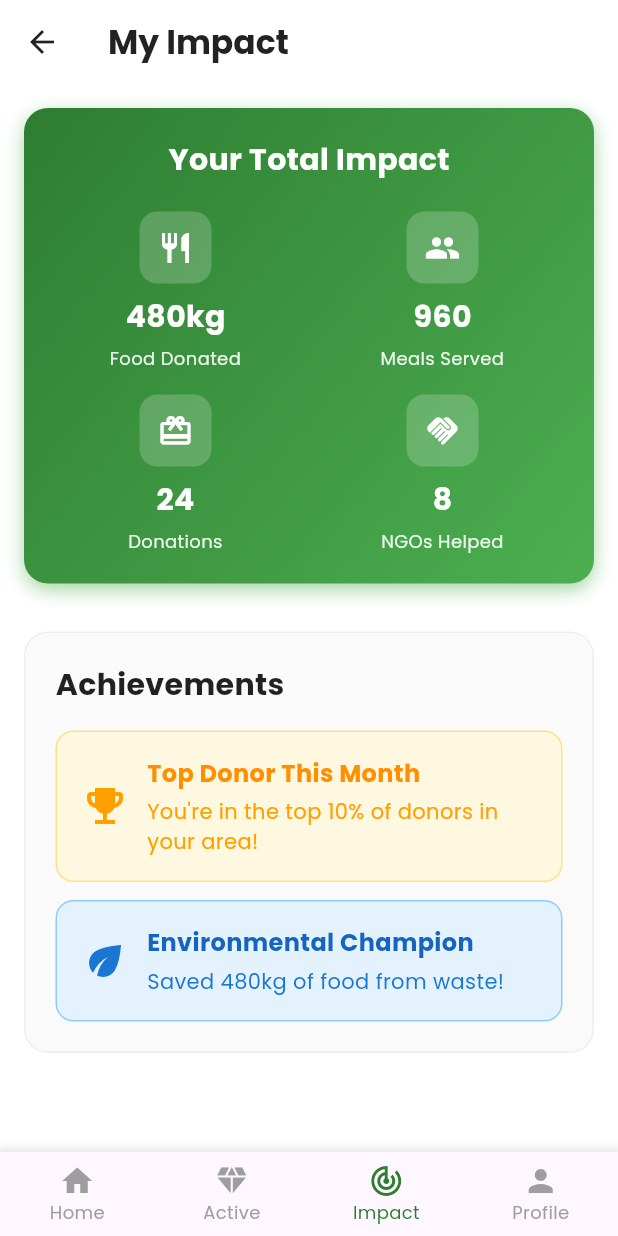
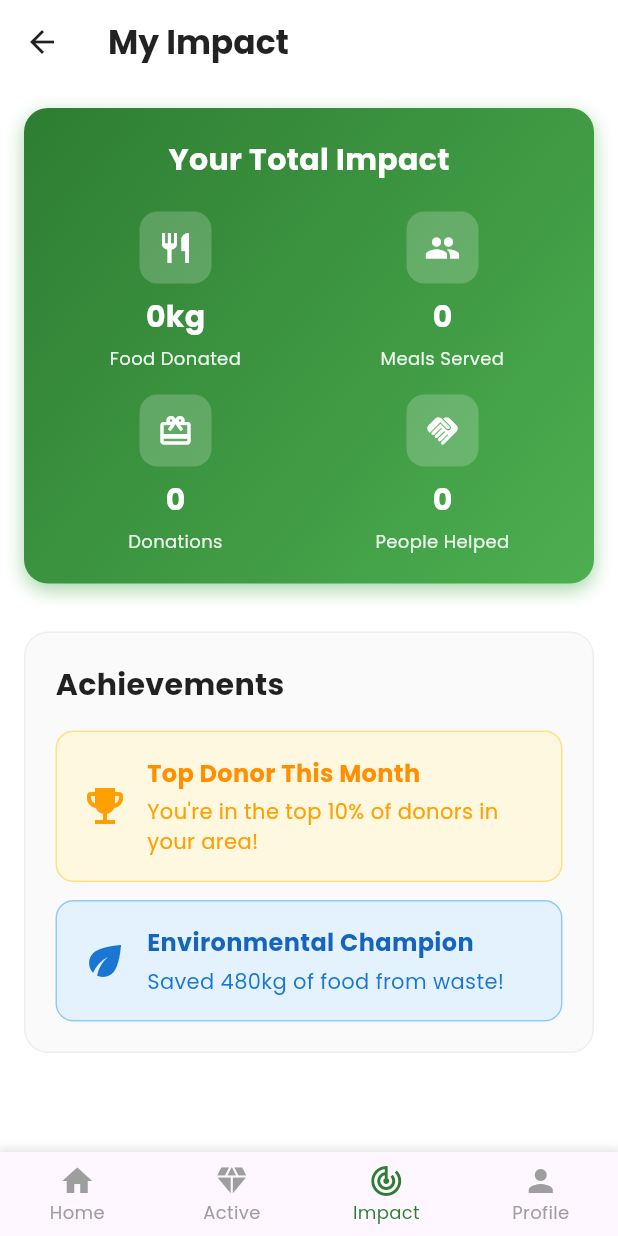
Before and after one commit to Rohan-shah1/AnnaDaan_Flutter, a Flutter app: the ImpactScreen screen opened by its route, on a phone screen of 412 x 824 dp. Run offline on Flutter 3.47's test engine with Material 3 defaults, Android fonts, the phone set to English and light mode, and no system bars; our stand-ins replace geocoding, geolocator, google_fonts, google_maps_flutter, google_sign_in, image_picker and 1 more; accounts and stored records are empty; network calls fail.

Commit message:
feat: Integrate Impact page with backend API

```diff
--- a/lib/views/pages/impact_screen.dart
+++ b/lib/views/pages/impact_screen.dart
@@ -1,4 +1,6 @@
 import 'package:flutter/material.dart';
+import 'package:provider/provider.dart';
+import '../../services/api_service.dart';
 import 'donor_dashboard.dart';
 import 'active_donations_screen.dart';
 import 'profile_screen.dart';
@@ -12,13 +14,46 @@ class ImpactScreen extends StatefulWidget {
 
 class _ImpactScreenState extends State<ImpactScreen> {
   int _currentIndex = 2;
+  bool _isLoading = true;
+  Map<String, dynamic> _impactData = {};
+
+  @override
+  void initState() {
+    super.initState();
+    _fetchImpactData();
+  }
+
+  Future<void> _fetchImpactData() async {
+    try {
+      final api = Provider.of<ApiService>(context, listen: false);
+      final result = await api.getImpactMetrics();
+
+      if (mounted) {
+        setState(() {
+          if (result['success'] == true) {
+            _impactData = result['data'] ?? {};
+          }
+          _isLoading = false;
+        });
+      }
+    } catch (e) {
+      if (mounted) {
+        setState(() {
+          _isLoading = false;
+        });
+        ScaffoldMessenger.of(context).showSnackBar(
+          SnackBar(content: Text('Error fetching impact data: $e'), backgroundColor: Colors.red),
+        );
+      }
+    }
+  }
 
   @override
   Widget build(BuildContext context) {
     return Scaffold(
       backgroundColor: Colors.white,
       appBar: AppBar(
-        title: Text(
+        title: const Text(
           'My Impact',
           style: TextStyle(
             fontFamily: 'Poppins',
@@ -28,29 +63,35 @@ class _ImpactScreenState extends State<ImpactScreen> {
         ),
         backgroundColor: Colors.white,
         elevation: 0,
-        iconTheme: IconThemeData(color: Colors.black87),
+        iconTheme: const IconThemeData(color: Colors.black87),
         leading: IconButton(
-          icon: Icon(Icons.arrow_back),
+          icon: const Icon(Icons.arrow_back),
           onPressed: () {
             Navigator.pushReplacement(
               context,
-              MaterialPageRoute(builder: (context) => DonorDashboard()),
+              MaterialPageRoute(builder: (context) => const DonorDashboard()),
             );
           },
         ),
       ),
-      body: SingleChildScrollView(
-        padding: EdgeInsets.all(16),
+      body: _isLoading
+          ? const Center(child: CircularProgressIndicator())
+          : RefreshIndicator(
+              onRefresh: _fetchImpactData,
+              child: SingleChildScrollView(
+                physics: const AlwaysScrollableScrollPhysics(),
+                padding: const EdgeInsets.all(16),
                 child: Column(
                   children: [
                     // Total Impact Section
                     _buildTotalImpactSection(),
 
-            SizedBox(height: 32),
+                    const SizedBox(height: 32),
 
                     // Achievements Section
                     _buildAchievementsSection(),
                   ],
+                ),
               ),
             ),
       bottomNavigationBar: _buildBottomNavigationBar(),
@@ -58,11 +99,17 @@ class _ImpactScreenState extends State<ImpactScreen> {
   }
 
   Widget _buildTotalImpactSection() {
+    // Extract data with defaults
+    final foodSaved = _impactData['foodSaved'] ?? '0kg';
+    final estimatedMeals = _impactData['estimatedMeals']?.toString() ?? '0';
+    final totalDonations = _impactData['totalDonations']?.toString() ?? '0';
+    final peopleHelped = _impactData['peopleHelped']?.toString() ?? '0';
+
     return Container(
       width: double.infinity,
-      padding: EdgeInsets.all(20),
+      padding: const EdgeInsets.all(20),
       decoration: BoxDecoration(
-        gradient: LinearGradient(
+        gradient: const LinearGradient(
           begin: Alignment.topLeft,
           end: Alignment.bottomRight,
           colors: [Color(0xFF2E7D32), Color(0xFF4CAF50)],
@@ -72,13 +119,13 @@ class _ImpactScreenState extends State<ImpactScreen> {
           BoxShadow(
             color: Colors.green.shade200,
             blurRadius: 10,
-            offset: Offset(0, 4),
+            offset: const Offset(0, 4),
           ),
         ],
       ),
       child: Column(
         children: [
-          Text(
+          const Text(
             'Your Total Impact',
             style: TextStyle(
               fontSize: 20,
@@ -87,22 +134,22 @@ class _ImpactScreenState extends State<ImpactScreen> {
               fontFamily: 'Poppins',
             ),
           ),
-          SizedBox(height: 20),
+          const SizedBox(height: 20),
 
           // Stats Grid
           Row(
             children: [
-              Expanded(child: _buildImpactStat('480kg', 'Food Donated', Icons.restaurant)),
-              SizedBox(width: 16),
-              Expanded(child: _buildImpactStat('960', 'Meals Served', Icons.people)),
+              Expanded(child: _buildImpactStat(foodSaved, 'Food Donated', Icons.restaurant)),
+              const SizedBox(width: 16),
+              Expanded(child: _buildImpactStat(estimatedMeals, 'Meals Served', Icons.people)),
             ],
           ),
-          SizedBox(height: 16),
+          const SizedBox(height: 16),
           Row(
             children: [
-              Expanded(child: _buildImpactStat('24', 'Donations', Icons.redeem)),
-              SizedBox(width: 16),
-              Expanded(child: _buildImpactStat('8', 'NGOs Helped', Icons.handshake)),
+              Expanded(child: _buildImpactStat(totalDonations, 'Donations', Icons.redeem)),
+              const SizedBox(width: 16),
+              Expanded(child: _buildImpactStat(peopleHelped, 'People Helped', Icons.handshake)),
             ],
           ),
         ],
@@ -114,24 +161,24 @@ class _ImpactScreenState extends State<ImpactScreen> {
     return Column(
       children: [
         Container(
-          padding: EdgeInsets.all(12),
+          padding: const EdgeInsets.all(12),
           decoration: BoxDecoration(
             color: Colors.white.withOpacity(0.2),
             borderRadius: BorderRadius.circular(12),
           ),
           child: Icon(icon, color: Colors.white, size: 24),
         ),
-        SizedBox(height: 8),
+        const SizedBox(height: 8),
         Text(
           value,
-          style: TextStyle(
+          style: const TextStyle(
             fontSize: 20,
             fontWeight: FontWeight.bold,
             color: Colors.white,
             fontFamily: 'Poppins',
           ),
         ),
-        SizedBox(height: 4),
+        const SizedBox(height: 4),
         Text(
           label,
           textAlign: TextAlign.center,
@@ -148,7 +195,7 @@ class _ImpactScreenState extends State<ImpactScreen> {
   Widget _buildAchievementsSection() {
     return Container(
       width: double.infinity,
-      padding: EdgeInsets.all(20),
+      padding: const EdgeInsets.all(20),
       decoration: BoxDecoration(
         color: Colors.grey.shade50,
         borderRadius: BorderRadius.circular(16),
@@ -157,7 +204,7 @@ class _ImpactScreenState extends State<ImpactScreen> {
       child: Column(
         crossAxisAlignment: CrossAxisAlignment.start,
         children: [
-          Text(
+          const Text(
             'Achievements',
             style: TextStyle(
               fontSize: 20,
@@ -166,11 +213,11 @@ class _ImpactScreenState extends State<ImpactScreen> {
               fontFamily: 'Poppins',
             ),
           ),
-          SizedBox(height: 16),
+          const SizedBox(height: 16),
 
           // Achievement Card
           _buildAchievementCard(),
-          SizedBox(height: 12),
+          const SizedBox(height: 12),
           _buildAchievementCard2(),
         ],
       ),
@@ -179,7 +226,7 @@ class _ImpactScreenState extends State<ImpactScreen> {
 
   Widget _buildAchievementCard() {
     return Container(
-      padding: EdgeInsets.all(16),
+      padding: const EdgeInsets.all(16),
       decoration: BoxDecoration(
         color: Colors.amber.shade50,
         borderRadius: BorderRadius.circular(12),
@@ -188,7 +235,7 @@ class _ImpactScreenState extends State<ImpactScreen> {
       child: Row(
         children: [
           Icon(Icons.emoji_events, color: Colors.amber.shade700, size: 32),
-          SizedBox(width: 12),
+          const SizedBox(width: 12),
           Expanded(
             child: Column(
               crossAxisAlignment: CrossAxisAlignment.start,
@@ -202,7 +249,7 @@ class _ImpactScreenState extends State<ImpactScreen> {
                     fontFamily: 'Poppins',
                   ),
                 ),
-                SizedBox(height: 4),
+                const SizedBox(height: 4),
                 Text(
                   "You're in the top 10% of donors in your area!",
                   style: TextStyle(
@@ -220,8 +267,11 @@ class _ImpactScreenState extends State<ImpactScreen> {
   }
 
   Widget _buildAchievementCard2() {
+    // Dynamic text based on actual impact if available, otherwise generic
+    final foodSaved = _impactData['foodSaved'] ?? '480kg';
+
     return Container(
-      padding: EdgeInsets.all(16),
+      padding: const EdgeInsets.all(16),
       decoration: BoxDecoration(
         color: Colors.blue.shade50,
         borderRadius: BorderRadius.circular(12),
@@ -230,7 +280,7 @@ class _ImpactScreenState extends State<ImpactScreen> {
       child: Row(
         children: [
           Icon(Icons.eco, color: Colors.blue.shade700, size: 32),
-          SizedBox(width: 12),
+          const SizedBox(width: 12),
           Expanded(
             child: Column(
               crossAxisAlignment: CrossAxisAlignment.start,
@@ -244,9 +294,9 @@ class _ImpactScreenState extends State<ImpactScreen> {
                     fontFamily: 'Poppins',
                   ),
                 ),
-                SizedBox(height: 4),
+                const SizedBox(height: 4),
                 Text(
-                  'Saved 480kg of food from waste!',
+                  'Saved $foodSaved of food from waste!',
                   style: TextStyle(
                     fontSize: 14,
                     color: Colors.blue.shade700,
@@ -263,7 +313,7 @@ class _ImpactScreenState extends State<ImpactScreen> {
 
   Widget _buildBottomNavigationBar() {
     return Container(
-      decoration: BoxDecoration(
+      decoration: const BoxDecoration(
         boxShadow: [
           BoxShadow(
             color: Color(0x33AAAAAA),
@@ -282,11 +332,11 @@ class _ImpactScreenState extends State<ImpactScreen> {
           _handleNavigation(index);
         },
         type: BottomNavigationBarType.fixed,
-        selectedItemColor: Color(0xFF2E7D32),
+        selectedItemColor: const Color(0xFF2E7D32),
         unselectedItemColor: Colors.grey,
         selectedFontSize: 12,
         unselectedFontSize: 12,
-        items: [
+        items: const [
           BottomNavigationBarItem(icon: Icon(Icons.home), label: 'Home'),
           BottomNavigationBarItem(icon: Icon(Icons.diamond), label: 'Active'),
           BottomNavigationBarItem(icon: Icon(Icons.track_changes), label: 'Impact'),
@@ -301,13 +351,13 @@ class _ImpactScreenState extends State<ImpactScreen> {
       case 0:
         Navigator.pushReplacement(
           context,
-          MaterialPageRoute(builder: (context) => DonorDashboard()),
+          MaterialPageRoute(builder: (context) => const DonorDashboard()),
         );
         break;
       case 1:
         Navigator.pushReplacement(
           context,
-          MaterialPageRoute(builder: (context) => ActiveDonationsScreen()),
+          MaterialPageRoute(builder: (context) => const ActiveDonationsScreen()),
         );
         break;
       case 2:
@@ -316,7 +366,7 @@ class _ImpactScreenState extends State<ImpactScreen> {
       case 3:
         Navigator.pushReplacement(
           context,
-          MaterialPageRoute(builder: (context) => ProfileScreen()),
+          MaterialPageRoute(builder: (context) => const ProfileScreen()),
         );
         break;
     }
```
Also changed, not shown: lib/services/api_service.dart (+25 -0 lines). Lines whose indentation alone changed are shown as unchanged.
